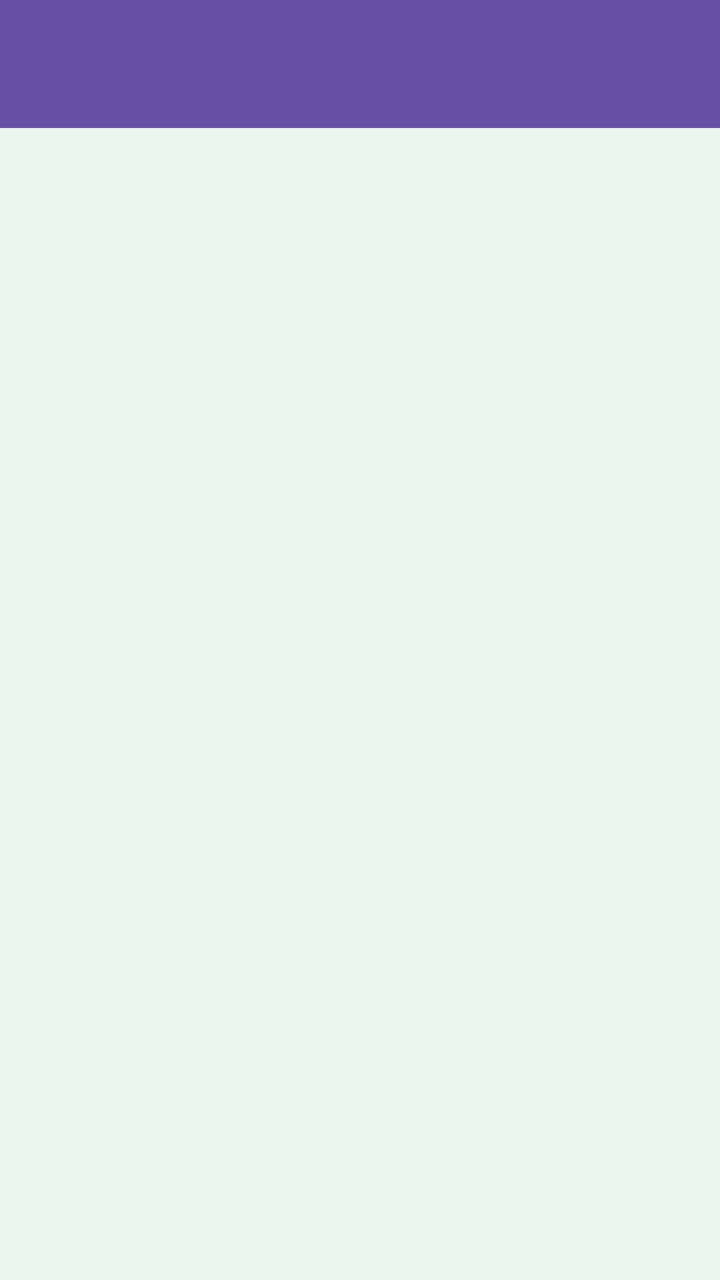
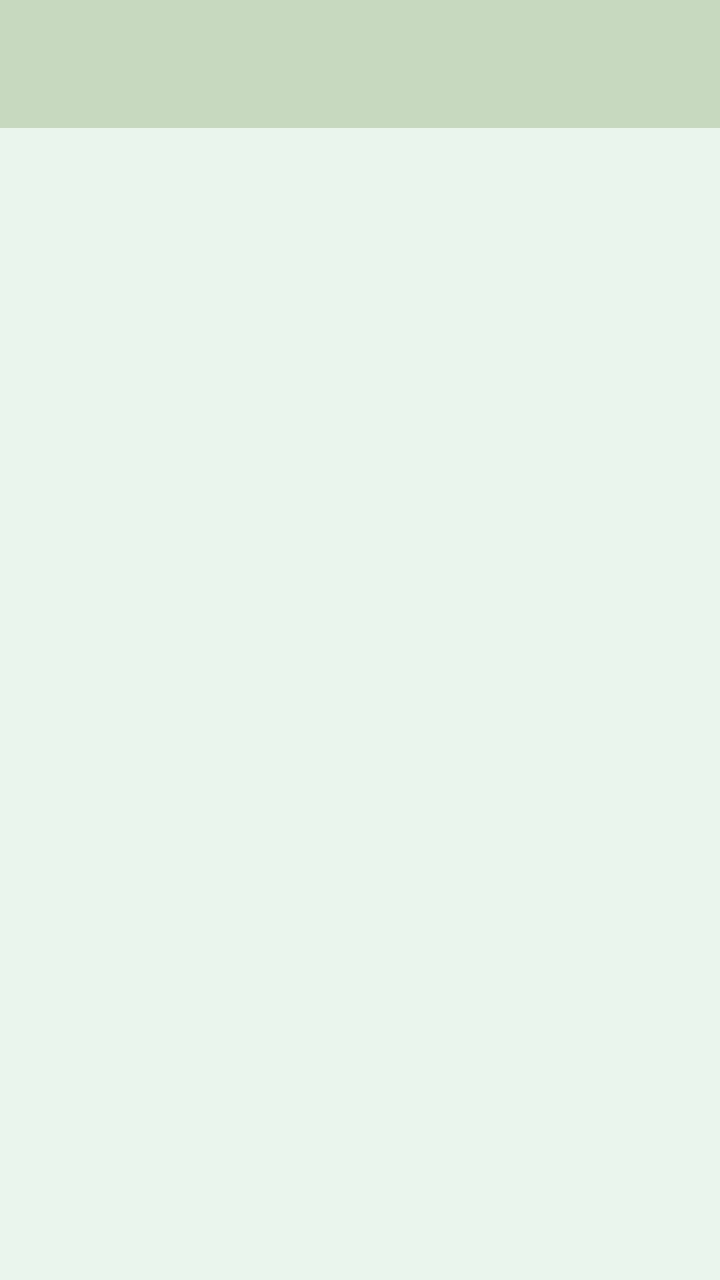

The first picture is an Android layout as it rendered before a commit; the second is the same layout after the commit. The layout source and the unified diff follow.
<!-- AndroidManifest.xml: application theme Theme.Sherine_TIA -->
<!-- res/layout/fragment_message.xml -->
<?xml version="1.0" encoding="utf-8"?>
<androidx.coordinatorlayout.widget.CoordinatorLayout xmlns:android="http://schemas.android.com/apk/res/android"
    xmlns:app="http://schemas.android.com/apk/res-auto"
    xmlns:tools="http://schemas.android.com/tools"
    android:layout_width="match_parent"
    android:layout_height="match_parent"
    android:layout_gravity="center"
    android:background="@color/bgColour"
    tools:context=".Message.MessageFragment">

    <com.google.android.material.appbar.AppBarLayout
        android:id="@+id/appBarLayout"
        android:layout_width="match_parent"
        android:layout_height="wrap_content"
        android:theme="@style/ThemeOverlay.AppCompat.Dark.ActionBar">

        <androidx.appcompat.widget.Toolbar
            android:id="@+id/toolbar"
            android:layout_width="match_parent"
            android:layout_height="?attr/actionBarSize"
            android:background="?attr/colorPrimary"
            app:layout_scrollFlags="scroll|enterAlways"
            app:titleTextColor="@android:color/white" />
    </com.google.android.material.appbar.AppBarLayout>

    <ListView
        android:id="@+id/listMessageItems"
        android:layout_width="match_parent"
        android:layout_height="635dp"
        app:layout_behavior="@string/appbar_scrolling_view_behavior" />

</androidx.coordinatorlayout.widget.CoordinatorLayout>
<!-- resources referenced by this layout -->
<resources>
  <color name="bgColour">#EAF5EE</color>
  <style name="Theme.Sherine_TIA" parent="Base.Theme.Sherine_TIA" />
  <style name="Base.Theme.Sherine_TIA" parent="Theme.Material3.DayNight.NoActionBar">
          
          
      </style>
</resources>

<!-- the commit's change to res/layout/fragment_message.xml (unified diff, before → after) -->
@@ -18,9 +18,9 @@
             android:id="@+id/toolbar"
             android:layout_width="match_parent"
             android:layout_height="?attr/actionBarSize"
-            android:background="?attr/colorPrimary"
+            android:background="@color/lightGreen"
             app:layout_scrollFlags="scroll|enterAlways"
-            app:titleTextColor="@android:color/white" />
+            app:titleTextColor="@color/blue" />
     </com.google.android.material.appbar.AppBarLayout>
 
     <ListView
<!-- resource entries referenced after the edit -->
@@ -1,6 +1,8 @@
 <!-- resources referenced by this layout -->
 <resources>
   <color name="bgColour">#EAF5EE</color>
+  <color name="blue">#114B5F</color>
+  <color name="lightGreen">#C6DABF</color>
   <style name="Theme.Sherine_TIA" parent="Base.Theme.Sherine_TIA" />
   <style name="Base.Theme.Sherine_TIA" parent="Theme.Material3.DayNight.NoActionBar">
           
